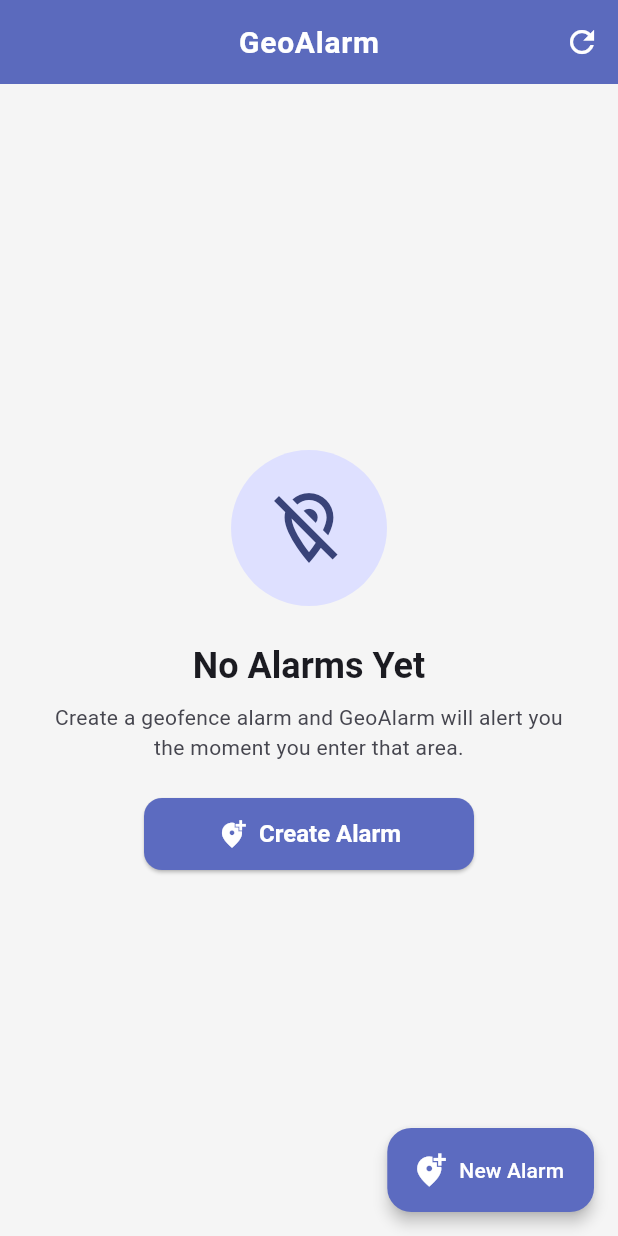
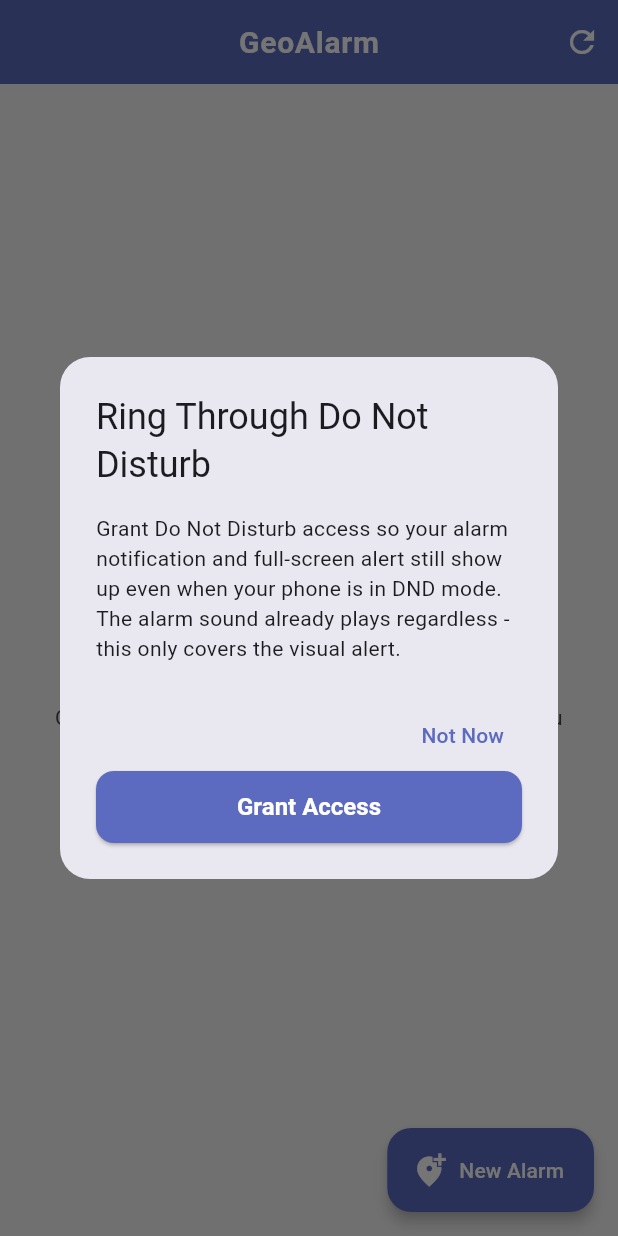
Before and after one commit to MithunKiet/geofence-alarm, a Flutter app: the screen it shows after launch, on a phone screen of 412 x 824 dp. Run offline on Flutter 3.47's test engine with Material 3 defaults, Android fonts, the phone set to English and light mode, and no system bars; our stand-ins replace flutter_local_notifications, geolocator, google_maps_flutter, permission_handler, sqflite; missing offline and left inert: flutter_foreground_task, flutter_ringtone_player; accounts and stored records are empty; statements that could not run were skipped.

Commit message:
feat: let alarm notification bypass Do Not Disturb
The alarm sound already plays reliably through the alarm audio stream
(asAlarm: true routes it via STREAM_ALARM, independent of ringer mode -
this already worked). Do Not Disturb is a separate, stricter layer:
without this, DND can still suppress the notification/full-screen alert
itself even while the sound plays underneath it.

- NotificationService: alarm channel now sets audioAttributesUsage:
  AudioAttributesUsage.alarm and channelBypassDnd: true. Per the plugin's
  own docs, bypassDnd is silently treated as false unless the user has
  granted notification-policy access first, so also added
  requestDndBypassAccess() wrapping
  AndroidFlutterLocalNotificationsPlugin.requestNotificationPolicyAccess().
- Manifest: added ACCESS_NOTIFICATION_POLICY (required for the above to
  have any effect).
- PermissionUtils: DND access has no runtime permission dialog - it's a
  manual Settings toggle - so added a rationale dialog explaining what's
  being requested and why before deep-linking to that settings screen,
  with a "Not Now" opt-out. Wired into the existing startup permission
  sequence in HomeScreen.

```diff
--- a/lib/screens/home/home_screen.dart
+++ b/lib/screens/home/home_screen.dart
@@ -38,6 +38,8 @@ class _HomeScreenState extends State<HomeScreen> with WidgetsBindingObserver {
     await PermissionUtils.requestNotificationPermission(context);
     if (!mounted) return;
     await PermissionUtils.requestIgnoreBatteryOptimizations(context);
+    if (!mounted) return;
+    await PermissionUtils.requestDndBypassAccess(context);
   }
 
   Future<void> _refreshGeofences() async {
--- a/lib/utils/permission_utils.dart
+++ b/lib/utils/permission_utils.dart
@@ -1,5 +1,6 @@
 import 'package:flutter/material.dart';
 import 'package:permission_handler/permission_handler.dart';
+import '../services/notification_service.dart';
 
 class PermissionUtils {
   PermissionUtils._();
@@ -70,6 +71,42 @@ class PermissionUtils {
     return status.isGranted;
   }
 
+  /// Do Not Disturb access has no runtime permission dialog on Android -
+  /// it's a manual toggle in system Settings - so this shows a rationale
+  /// dialog first, then opens that settings screen if the user agrees.
+  /// The alarm sound itself already plays on the alarm audio stream
+  /// (bypassing Silent/Vibrate mode regardless), so declining this only
+  /// means the notification/UI can still be suppressed by DND, not silence
+  /// the alarm sound.
+  static Future<void> requestDndBypassAccess(BuildContext context) async {
+    final shouldRequest = await showDialog<bool>(
+      context: context,
+      builder: (ctx) => AlertDialog(
+        title: const Text('Ring Through Do Not Disturb'),
+        content: const Text(
+          'Grant Do Not Disturb access so your alarm notification and '
+          'full-screen alert still show up even when your phone is in DND '
+          'mode. The alarm sound already plays regardless - this only '
+          'covers the visual alert.',
+        ),
+        actions: [
+          TextButton(
+            onPressed: () => Navigator.of(ctx).pop(false),
+            child: const Text('Not Now'),
+          ),
+          ElevatedButton(
+            onPressed: () => Navigator.of(ctx).pop(true),
+            child: const Text('Grant Access'),
+          ),
+        ],
+      ),
+    );
+
+    if (shouldRequest == true) {
+      await NotificationService.instance.requestDndBypassAccess();
+    }
+  }
+
   static Future<void> showPermissionDeniedDialog(
     BuildContext context, {
     required String title,
```
Also changed, not shown: lib/services/notification_service.dart (+22 -0 lines), 1 other file.
